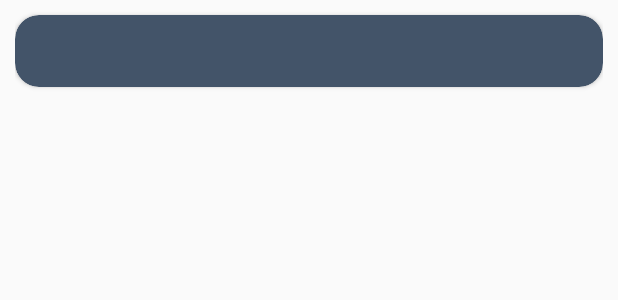
After one commit to jakdor/SSCAndroidApp, an Android app: the layout section.xml on its own in the app's theme, with its tools: preview values and no code run, on a phone screen of 412 x 824 dp. The commit adds this screen. Shown: the top 300 px of the screen. Run offline under Robolectric (Android 15) with nearby library versions, the phone set to English and light mode, and no system bars.

Commit message:
add Timetable recyclerView with day sections

```diff
--- a/ssc/app/src/main/java/com/jakdor/sscapp/BaseFragment.java
+++ b/ssc/app/src/main/java/com/jakdor/sscapp/BaseFragment.java
@@ -18,8 +18,8 @@ public abstract class BaseFragment extends Fragment {
 
     protected NetworkManager networkManager;
 
-    protected Handler networkHandler = new Handler();
-    protected Runnable networkStatusCheck = new Runnable() {
+    private Handler networkHandler = new Handler();
+    private Runnable networkStatusCheck = new Runnable() {
         @Override
         public void run() {
             if(networkManager.isDbReady() == 1){
--- a/ssc/app/src/main/java/com/jakdor/sscapp/Timetable/TimetableFragment.java
+++ b/ssc/app/src/main/java/com/jakdor/sscapp/Timetable/TimetableFragment.java
@@ -24,7 +24,7 @@ public class TimetableFragment extends NetContentBaseFragment {
     @BindView(R.id.timetable_pager)
     ViewPager viewPager;
 
-    View fragmentView;
+    private View fragmentView;
 
     @Override
     public View onCreateView(LayoutInflater inflater, @Nullable ViewGroup container,
@@ -33,7 +33,6 @@ public class TimetableFragment extends NetContentBaseFragment {
         createView(fragmentView);
 
         contentLayout.setVisibility(View.GONE);
-        setupPager();
 
         return fragmentView;
     }
@@ -41,6 +40,7 @@ public class TimetableFragment extends NetContentBaseFragment {
     @Override
     protected void loadContent(){
         super.loadContent();
+        setupPager();
         contentLayout.setVisibility(View.VISIBLE);
     }
 
--- a/ssc/app/src/main/res/layout/divider.xml
+++ b/ssc/app/src/main/res/layout/divider.xml
@@ -7,7 +7,7 @@
 
     <View
         android:layout_width="wrap_content"
-        android:layout_height="1dp"
+        android:layout_height="2px"
         android:layout_marginTop="4dp"
         android:layout_marginBottom="4dp"
         android:background="@color/divider"/>
--- /dev/null
+++ b/ssc/app/src/main/res/layout/section.xml
@@ -0,0 +1,32 @@
+<LinearLayout xmlns:android="http://schemas.android.com/apk/res/android"
+    xmlns:app="http://schemas.android.com/apk/res-auto"
+    android:orientation="vertical"
+    android:layout_width="match_parent"
+    android:layout_height="wrap_content"
+    android:layout_marginStart="10dp"
+    android:layout_marginEnd="10dp">
+
+    <android.support.v7.widget.CardView
+        android:id="@+id/timetable_section"
+        android:layout_width="match_parent"
+        android:layout_height="wrap_content"
+        android:elevation="5dp"
+        android:layout_marginTop="10dp"
+        android:layout_marginBottom="5dp"
+        android:backgroundTint="@color/section_bar"
+        app:cardCornerRadius="16dp">
+
+        <TextView
+            android:id="@+id/section_title"
+            android:layout_width="match_parent"
+            android:layout_height="wrap_content"
+            android:layout_marginTop="12dp"
+            android:layout_marginBottom="12dp"
+            android:textSize="17sp"
+            android:textAlignment="center"
+            android:textAllCaps="true"
+            android:textColor="@color/section_bar_text"/>
+
+    </android.support.v7.widget.CardView>
+
+</LinearLayout>
--- a/ssc/app/src/main/res/values/colors.xml
+++ b/ssc/app/src/main/res/values/colors.xml
@@ -8,4 +8,6 @@
     <color name="menu_object_color">#000000</color>
 
     <color name="divider">#32000000</color>
+    <color name="section_bar">#435469</color>
+    <color name="section_bar_text">#FFFFFF</color>
 </resources>
```
Also changed, not shown: ssc/app/src/main/java/com/jakdor/sscapp/Timetable/PagerFragment.java (+62 -4 lines), ssc/app/src/main/java/com/jakdor/sscapp/Timetable/TimetableAdapter.java (added, +61 -0 lines), ssc/app/src/main/java/com/jakdor/sscapp/Utilities/SimpleSectionedRecyclerViewAdapter.java (added, +183 -0 lines), ssc/app/src/main/res/layout/fragment_pager.xml (+4 -5 lines), ssc/app/src/main/res/layout/item_timetable.xml (added, +33 -0 lines).
